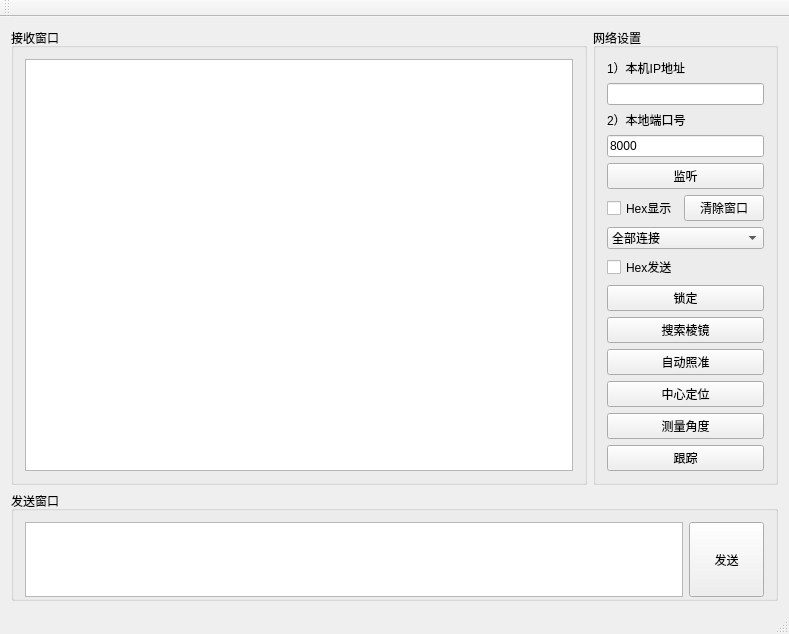
RatatouilleWork/QtMyTcpServer, file mytcpserver.ui: the form before one commit.
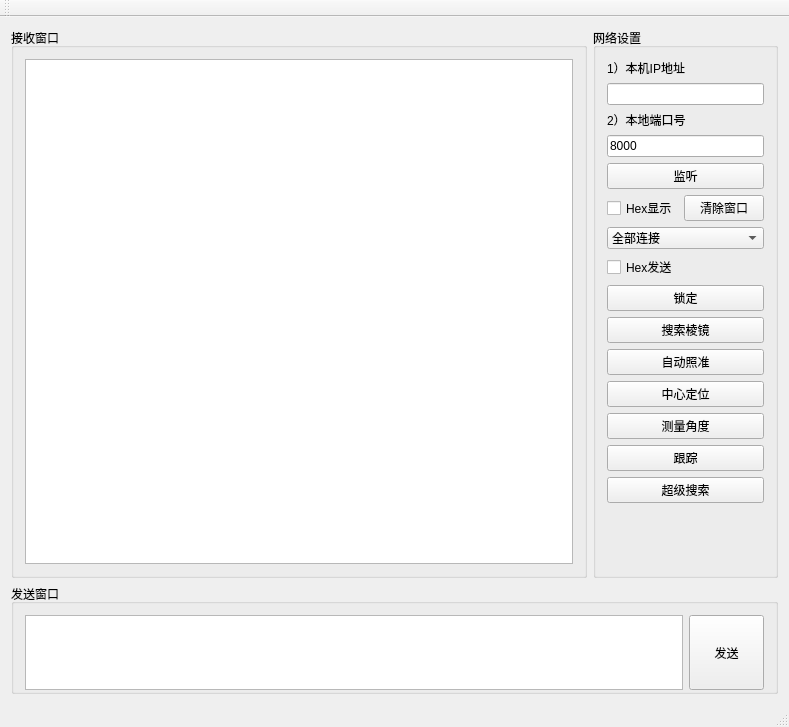
The form after the commit.

Patch:
```diff
--- a/mytcpserver.ui
+++ b/mytcpserver.ui
@@ -7,7 +7,7 @@
     <x>0</x>
     <y>0</y>
     <width>789</width>
-    <height>592</height>
+    <height>727</height>
    </rect>
   </property>
   <property name="windowTitle">
@@ -164,6 +164,13 @@
              </property>
             </widget>
            </item>
+           <item>
+            <widget class="QPushButton" name="btnStartPowerSearch">
+             <property name="text">
+              <string>超级搜索</string>
+             </property>
+            </widget>
+           </item>
            <item>
             <spacer name="verticalSpacer">
              <property name="orientation">
```
Left out of the diff: 2 changed lines with no effect on the pictures.
